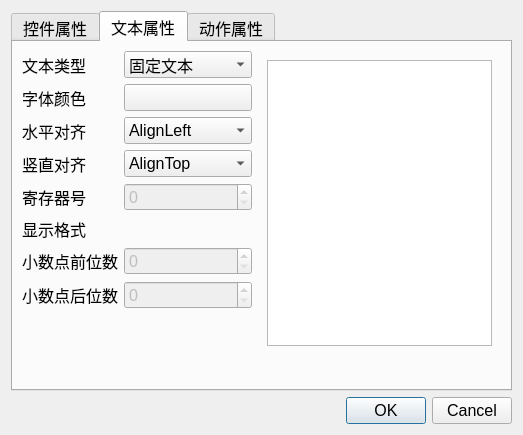
The window that window/propertydialog.ui (leek520/WBP) describes before a commit, drawn with Qt 5.
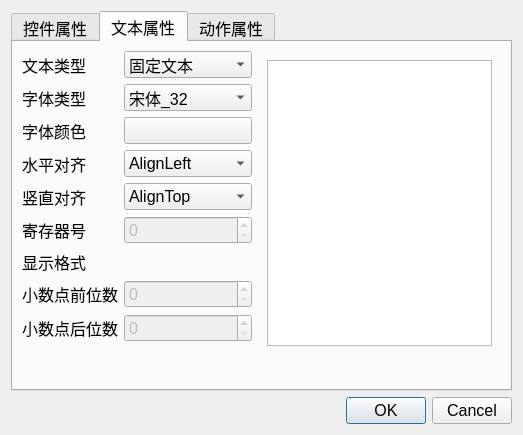
The same window after the commit. Icons and pictures are not drawn.

What changed in the file:
```diff
--- a/window/propertydialog.ui
+++ b/window/propertydialog.ui
@@ -66,28 +66,21 @@
            </item>
           </widget>
          </item>
-         <item row="1" column="0">
+         <item row="2" column="0">
           <widget class="QLabel" name="Label_2">
            <property name="text">
             <string>字体颜色</string>
            </property>
           </widget>
          </item>
-         <item row="1" column="1">
+         <item row="2" column="1">
           <widget class="QPushButton" name="textColor">
            <property name="text">
             <string/>
            </property>
           </widget>
          </item>
-         <item row="2" column="0">
-          <widget class="QLabel" name="Label_3">
-           <property name="text">
-            <string>水平对齐</string>
-           </property>
-          </widget>
-         </item>
-         <item row="2" column="1">
+         <item row="4" column="1">
           <widget class="QComboBox" name="textAlignH">
            <item>
             <property name="text">
@@ -106,14 +99,14 @@
            </item>
           </widget>
          </item>
-         <item row="3" column="0">
+         <item row="5" column="0">
           <widget class="QLabel" name="Label_4">
            <property name="text">
             <string>竖直对齐</string>
            </property>
           </widget>
          </item>
-         <item row="3" column="1">
+         <item row="5" column="1">
           <widget class="QComboBox" name="textAlignV">
            <item>
             <property name="text">
@@ -132,55 +125,93 @@
            </item>
           </widget>
          </item>
-         <item row="4" column="0">
+         <item row="6" column="0">
           <widget class="QLabel" name="Label_5">
            <property name="text">
             <string>寄存器号</string>
            </property>
           </widget>
          </item>
-         <item row="4" column="1">
+         <item row="6" column="1">
           <widget class="QSpinBox" name="textRegAddress">
            <property name="enabled">
             <bool>false</bool>
            </property>
           </widget>
          </item>
-         <item row="5" column="0">
+         <item row="7" column="0">
           <widget class="QLabel" name="Label_6">
            <property name="text">
             <string>显示格式</string>
            </property>
           </widget>
          </item>
-         <item row="6" column="0">
+         <item row="8" column="0">
           <widget class="QLabel" name="Label_7">
            <property name="text">
             <string>小数点前位数</string>
            </property>
           </widget>
          </item>
-         <item row="6" column="1">
+         <item row="8" column="1">
           <widget class="QSpinBox" name="textDotBef">
            <property name="enabled">
             <bool>false</bool>
            </property>
           </widget>
          </item>
-         <item row="7" column="0">
+         <item row="9" column="0">
           <widget class="QLabel" name="Label_8">
            <property name="text">
             <string>小数点后位数</string>
            </property>
           </widget>
          </item>
-         <item row="7" column="1">
+         <item row="9" column="1">
           <widget class="QSpinBox" name="textDotAft">
            <property name="enabled">
             <bool>false</bool>
            </property>
           </widget>
          </item>
+         <item row="4" column="0">
+          <widget class="QLabel" name="Label_3">
+           <property name="text">
+            <string>水平对齐</string>
+           </property>
+          </widget>
+         </item>
+         <item row="1" column="0">
+          <widget class="QLabel" name="label">
+           <property name="text">
+            <string>字体类型</string>
+           </property>
+          </widget>
+         </item>
+         <item row="1" column="1">
+          <widget class="QComboBox" name="textFont">
+           <item>
+            <property name="text">
+             <string>宋体_32</string>
+            </property>
+           </item>
+           <item>
+            <property name="text">
+             <string>宋体_24</string>
+            </property>
+           </item>
+           <item>
+            <property name="text">
+             <string>宋体_16</string>
+            </property>
+           </item>
+           <item>
+            <property name="text">
+             <string>宋体_8</string>
+            </property>
+           </item>
+          </widget>
+         </item>
         </layout>
        </item>
        <item>
```
